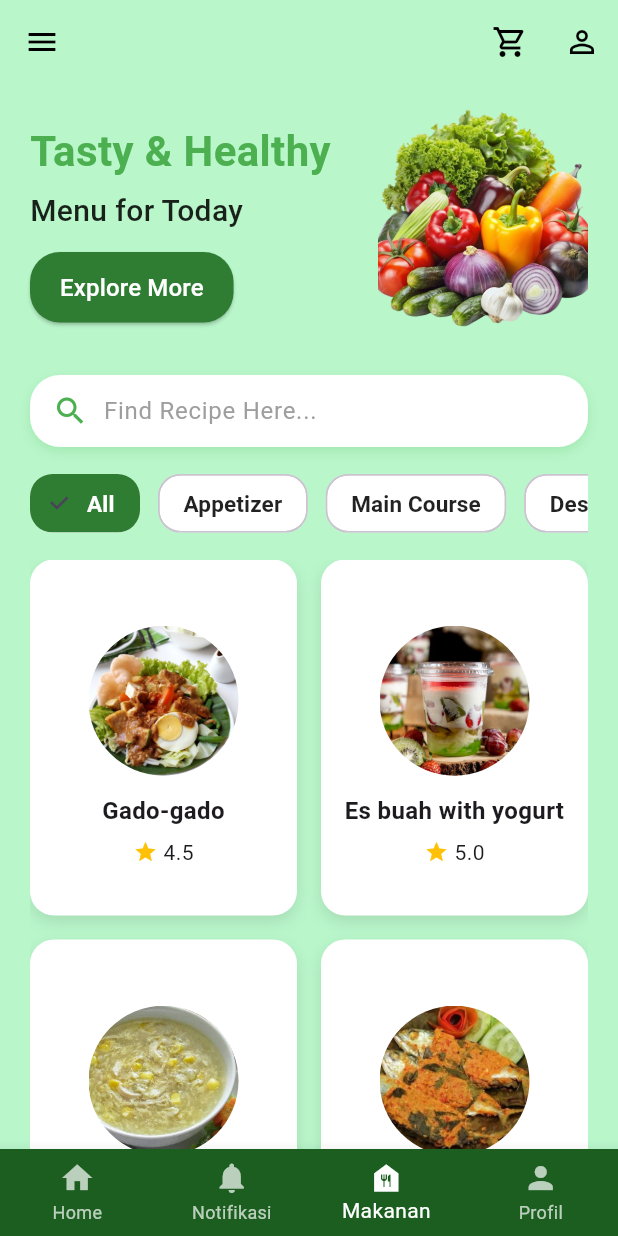
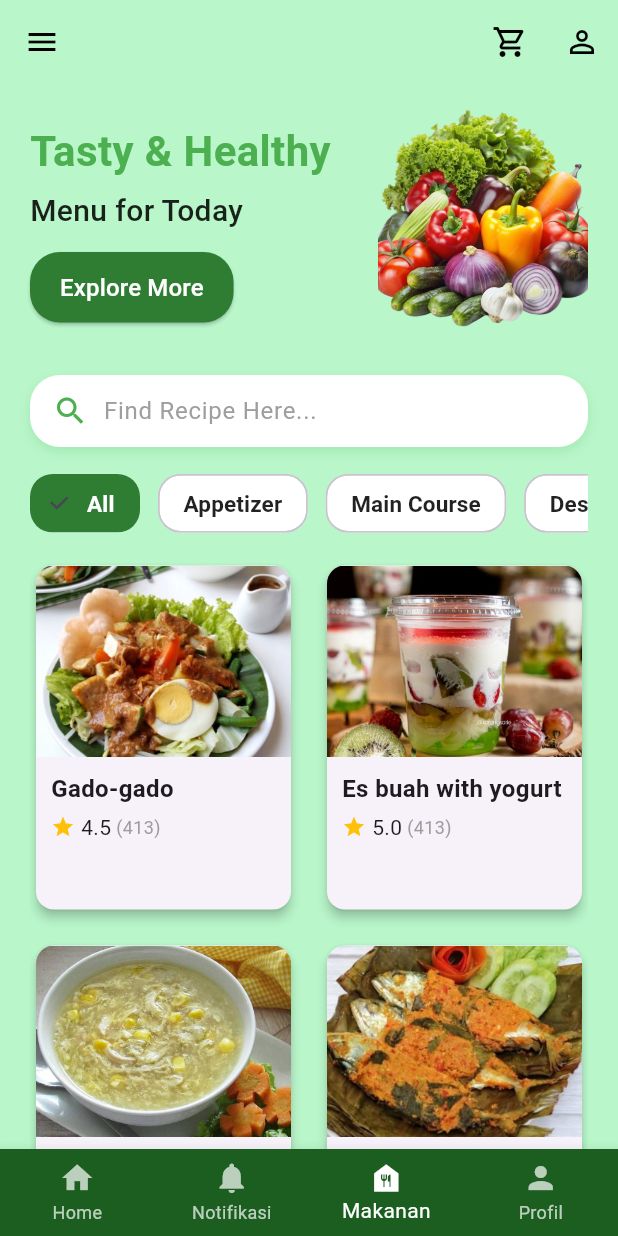
Before and after one commit to Juv-andrew/groupie, a Flutter app: the FoodMenuPage screen opened directly, on a phone screen of 412 x 824 dp. Run offline on Flutter 3.47's test engine with Material 3 defaults, Android fonts, the phone set to English and light mode, and no system bars; our stand-ins replace share_plus, shared_preferences, smooth_page_indicator; accounts and stored records are empty.

Commit message:
update
for healthyfood

```diff
--- a/lib/health_food/healthy_food.dart
+++ b/lib/health_food/healthy_food.dart
@@ -316,7 +316,6 @@ class _FoodMenuPageState extends State<FoodMenuPage> {
                 const SizedBox(height: 15),
 
                 // Grid of food
-                // Grid of food
                 Expanded(
                   child: Padding(
                     padding: const EdgeInsets.symmetric(horizontal: 20),
@@ -346,45 +345,42 @@ class _FoodMenuPageState extends State<FoodMenuPage> {
                               ),
                             );
                           },
-                          child: Container(
-                            decoration: BoxDecoration(
-                              color: Colors.white,
-                              borderRadius: BorderRadius.circular(16),
-                              boxShadow: [
-                                BoxShadow(
-                                  color: Colors.black.withOpacity(0.1),
-                                  blurRadius: 8,
-                                  offset: const Offset(0, 4),
+                          child: Card(
+                            shape: RoundedRectangleBorder(
+                              borderRadius: BorderRadius.circular(12),
                             ),
-                              ],
-                            ),
+                            elevation: 3,
+                            clipBehavior: Clip.antiAlias,
                             child: Column(
-                              mainAxisAlignment: MainAxisAlignment.center,
                               children: [
-                                const SizedBox(height: 12),
-                                Container(
-                                  height: 100,
-                                  width: 100,
-                                  decoration: BoxDecoration(
-                                    shape: BoxShape.circle,
-                                    image: DecorationImage(
-                                      image: AssetImage(food.image),
+                                // Gambar dengan rasio tetap
+                                AspectRatio(
+                                  aspectRatio:
+                                      4 / 3, // Rasio 4:3 biar konsisten
+                                  child: Image.asset(
+                                    food.image,
                                     fit: BoxFit.cover,
+                                    width: double.infinity,
                                   ),
                                 ),
-                                ),
-                                const SizedBox(height: 12),
+                                // Konten bawah: Judul + Rating
+                                Padding(
+                                  padding: const EdgeInsets.all(10.0),
+                                  child: Column(
+                                    crossAxisAlignment:
+                                        CrossAxisAlignment.start,
+                                    children: [
                                       Text(
                                         food.title,
                                         style: const TextStyle(
-                                    fontWeight: FontWeight.bold,
                                           fontSize: 16,
+                                          fontWeight: FontWeight.w600,
                                         ),
-                                  textAlign: TextAlign.center,
+                                        maxLines: 1,
+                                        overflow: TextOverflow.ellipsis,
                                       ),
-                                const SizedBox(height: 6),
+                                      const SizedBox(height: 4),
                                       Row(
-                                  mainAxisAlignment: MainAxisAlignment.center,
                                         children: [
                                           const Icon(
                                             Icons.star,
@@ -393,10 +389,22 @@ class _FoodMenuPageState extends State<FoodMenuPage> {
                                           ),
                                           const SizedBox(width: 4),
                                           Text(
-                                      '${food.rating.toStringAsFixed(1)}',
-                                      style: const TextStyle(fontSize: 14),
+                                            food.rating.toStringAsFixed(1),
+                                            style: const TextStyle(
+                                              fontSize: 14,
+                                            ),
+                                          ),
+                                          const Text(
+                                            ' (413)',
+                                            style: TextStyle(
+                                              fontSize: 12,
+                                              color: Colors.grey,
+                                            ),
                                           ),
                                         ],
+                                      ),
+                                    ],
+                                  ),
                                 ),
                               ],
                             ),
```
Lines whose indentation alone changed are shown as unchanged.
